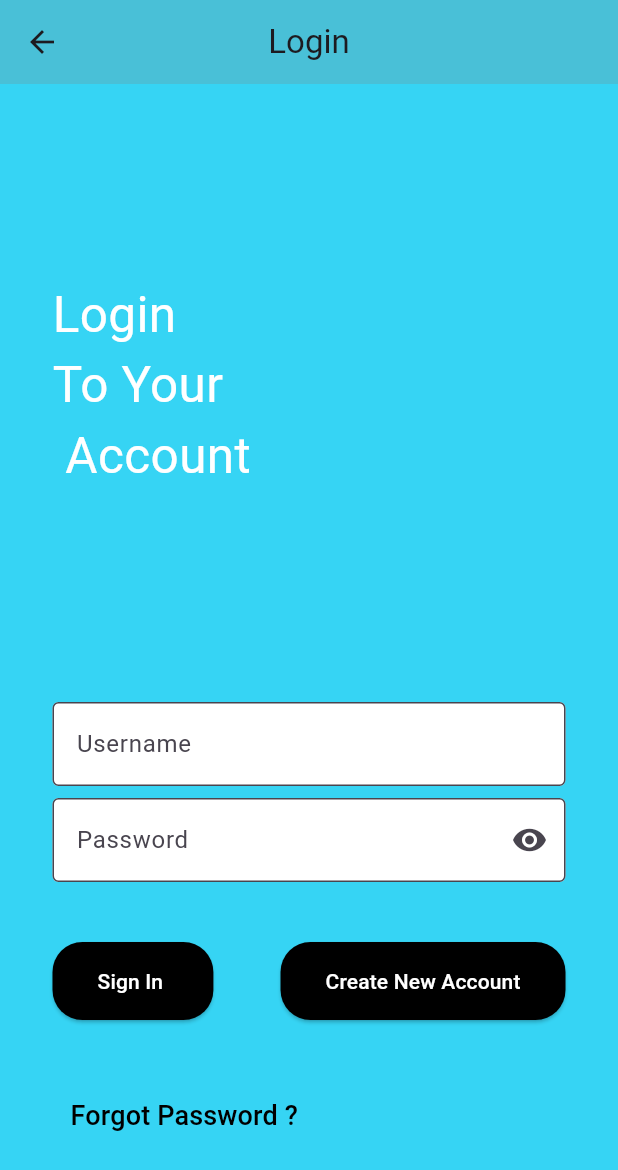
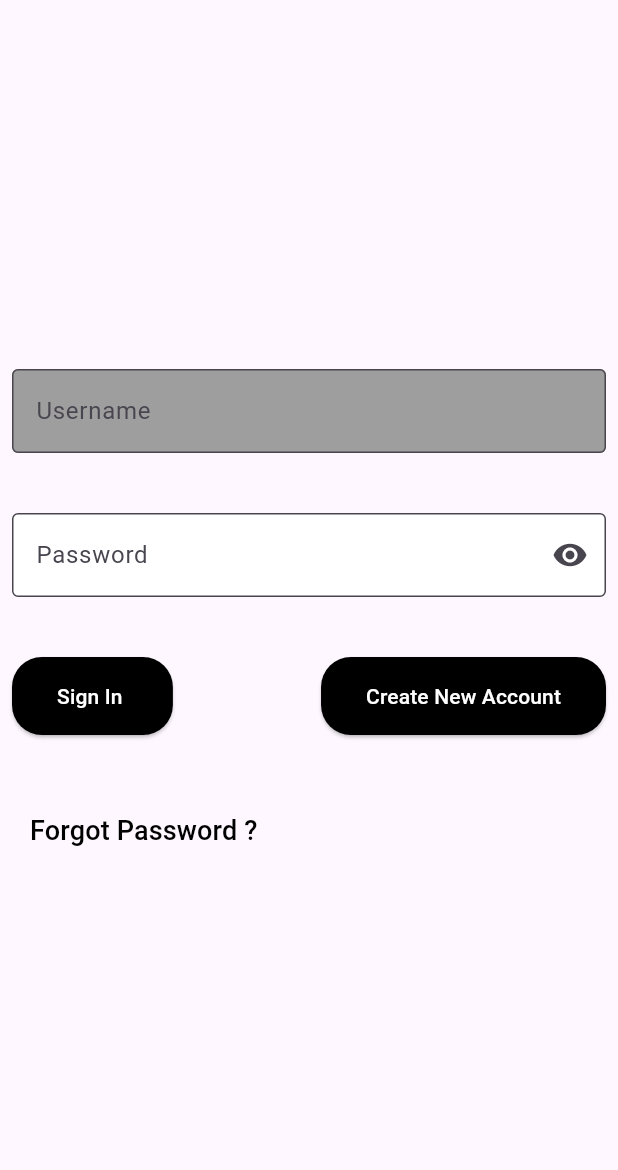
Before and after one commit to ST60002CEM/batch31b-pratikgithub123, a Flutter app: the screen it shows after launch, on a phone screen of 412 x 824 dp. Shown: the top 1170 px of the screen. Run offline on Flutter 3.47's test engine with Material 3 defaults, Android fonts, the phone set to English and light mode, and no system bars; our stand-ins replace dartz, dio, equatable, flutter_riverpod, pretty_dio_logger, shared_preferences.

Commit message:
login routing

```diff
--- a/lib/features/auth/presentation/view/login_view.dart
+++ b/lib/features/auth/presentation/view/login_view.dart
@@ -1,6 +1,7 @@
 import 'package:flutter/material.dart';
 import 'package:flutter_riverpod/flutter_riverpod.dart';
 import 'package:fruit_ordering_app/core/common/snackbar/my_snackbar.dart';
+import 'package:fruit_ordering_app/core/routes/app_router.dart';
 import 'package:fruit_ordering_app/features/auth/presentation/view/register_view.dart';
 import 'package:fruit_ordering_app/features/auth/presentation/view_model/auth_viewmodel.dart';
 
@@ -15,7 +16,7 @@ class _MyLoginState extends ConsumerState<MyLogin> {
   final _formKey = GlobalKey<FormState>();
   final _usernameController = TextEditingController();
   final _passwordController = TextEditingController();
-  final _gap = const SizedBox(height: 8);
+  final _gap = const SizedBox(height: 10);
   bool isObscure = true;
   @override
   Widget build(BuildContext context) {
@@ -26,45 +27,21 @@ class _MyLoginState extends ConsumerState<MyLogin> {
         ref.read(authViewModelProvider.notifier).resetMessage(false);
       }
     });
-    return Container(
-      decoration: const BoxDecoration(),
-      child: Scaffold(
-        backgroundColor: const Color.fromARGB(255, 54, 212, 244),
-        appBar: AppBar(
-          title: const Text("Login"),
-          centerTitle: true,
-          backgroundColor: const Color.fromARGB(255, 73, 192, 215),
-          elevation: 0,
-        ),
-        body: Stack(
-          children: [
-            Container(),
-            Container(
-              padding: const EdgeInsets.only(left: 35, top: 130),
-              child: const Text(
-                'Login\nTo Your \n Account',
-                style: TextStyle(
-                  color: Colors.white,
-                  fontSize: 33,
-                ),
-              ),
-            ),
-            SingleChildScrollView(
-              child: Container(
-                padding: EdgeInsets.only(
-                    top: MediaQuery.of(context).size.height * 0.5),
-                child: Column(
-                  crossAxisAlignment: CrossAxisAlignment.start,
-                  children: [
-                    Container(
-                      margin: const EdgeInsets.only(left: 35, right: 35),
+    return Scaffold(
+      body: SafeArea(
+        child: Form(
+          key: _formKey,
+          child: Center(
+            child: SingleChildScrollView(
+                child: Padding(
+              padding: const EdgeInsets.all(8),
               child: Column(
                 children: [
                   TextFormField(
                     key: const ValueKey('username'),
                     controller: _usernameController,
                     decoration: const InputDecoration(
-                              fillColor: Colors.white,
+                      fillColor: Colors.grey,
                       filled: true,
                       border: OutlineInputBorder(),
                       labelText: 'Username',
@@ -76,7 +53,9 @@ class _MyLoginState extends ConsumerState<MyLogin> {
                       return null;
                     },
                   ),
-                          _gap,
+                  const SizedBox(
+                    height: 40,
+                  ),
                   TextFormField(
                     key: const ValueKey('password'),
                     controller: _passwordController,
@@ -88,9 +67,7 @@ class _MyLoginState extends ConsumerState<MyLogin> {
                       labelText: 'Password',
                       suffixIcon: IconButton(
                         icon: Icon(
-                                  isObscure
-                                      ? Icons.visibility
-                                      : Icons.visibility_off,
+                          isObscure ? Icons.visibility : Icons.visibility_off,
                         ),
                         onPressed: () {
                           setState(() {
@@ -117,20 +94,17 @@ class _MyLoginState extends ConsumerState<MyLogin> {
                           if (_formKey.currentState!.validate()) {
                             await ref
                                 .read(authViewModelProvider.notifier)
-                                        .loginUser(
-                                            context,
-                                            _usernameController.text,
+                                .loginUser(context, _usernameController.text,
                                     _passwordController.text);
                           }
+                          Navigator.pushNamed(context, AppRoute.dashboardRoute);
                         },
                         style: ElevatedButton.styleFrom(
                           foregroundColor: Colors.white,
-                                  backgroundColor:
-                                      Colors.black, // Set the text color
+                          backgroundColor: Colors.black, // Set the text color
                           padding: const EdgeInsets.symmetric(
                               vertical: 16.0,
-                                      horizontal:
-                                          30.0), // Set the button padding
+                              horizontal: 30.0), // Set the button padding
                           shape: RoundedRectangleBorder(
                             borderRadius: BorderRadius.circular(
                                 20.0), // Set the button border radius
@@ -143,18 +117,15 @@ class _MyLoginState extends ConsumerState<MyLogin> {
                           Navigator.push(
                             context,
                             MaterialPageRoute(
-                                        builder: (context) =>
-                                            const MyRegister()),
+                                builder: (context) => const MyRegister()),
                           );
                         },
                         style: ElevatedButton.styleFrom(
                           foregroundColor: Colors.white,
-                                  backgroundColor:
-                                      Colors.black, // Set the text color
+                          backgroundColor: Colors.black, // Set the text color
                           padding: const EdgeInsets.symmetric(
                               vertical: 16.0,
-                                      horizontal:
-                                          30.0), // Set the button padding
+                              horizontal: 30.0), // Set the button padding
                           shape: RoundedRectangleBorder(
                             borderRadius: BorderRadius.circular(
                                 20.0), // Set the button border radius
@@ -183,12 +154,8 @@ class _MyLoginState extends ConsumerState<MyLogin> {
                   )
                 ],
               ),
-                    )
-                  ],
+            )),
           ),
-              ),
-            ),
-          ],
         ),
       ),
     );
--- a/lib/features/auth/presentation/view/register_view.dart
+++ b/lib/features/auth/presentation/view/register_view.dart
@@ -46,15 +46,18 @@ class _MyRegisterState extends ConsumerState<MyRegister> {
     });
 
     return Scaffold(
-      backgroundColor: const Color.fromARGB(255, 54, 212, 244),
       appBar: AppBar(
-        title: const Text('Register'),
+
+        title: const Text(
+          'Register',
+          ),
         centerTitle: true,
       ),
-      body: SafeArea(
+      body: Container(
+        child: SafeArea(
           child: SingleChildScrollView(
             child: Padding(
-            padding: const EdgeInsets.all(8),
+              padding: const EdgeInsets.symmetric(horizontal: 40, vertical: 30),
               child: Form(
                 key: _key,
                 child: Column(
@@ -62,7 +65,7 @@ class _MyRegisterState extends ConsumerState<MyRegister> {
                     TextFormField(
                       controller: _fullnameController,
                       decoration: InputDecoration(
-                      fillColor: Colors.grey.shade100,
+                        fillColor: Colors.grey.shade300,
                         filled: true,
                         border: const OutlineInputBorder(),
                         labelText: 'Full Name',
@@ -78,7 +81,7 @@ class _MyRegisterState extends ConsumerState<MyRegister> {
                     TextFormField(
                       controller: _locationController,
                       decoration: InputDecoration(
-                      fillColor: Colors.grey.shade100,
+                        fillColor: Colors.grey.shade300,
                         filled: true,
                         border: const OutlineInputBorder(),
                         labelText: 'Location',
@@ -94,7 +97,7 @@ class _MyRegisterState extends ConsumerState<MyRegister> {
                     TextFormField(
                       controller: _phonenumController,
                       decoration: InputDecoration(
-                      fillColor: Colors.grey.shade100,
+                        fillColor: Colors.grey.shade300,
                         filled: true,
                         border: const OutlineInputBorder(),
                         labelText: 'Phone Num',
@@ -110,7 +113,7 @@ class _MyRegisterState extends ConsumerState<MyRegister> {
                     TextFormField(
                       controller: _emailController,
                       decoration: InputDecoration(
-                      fillColor: Colors.grey.shade100,
+                        fillColor: Colors.grey.shade300,
                         filled: true,
                         border: const OutlineInputBorder(),
                         labelText: 'Email',
@@ -127,7 +130,7 @@ class _MyRegisterState extends ConsumerState<MyRegister> {
                       controller: _passwordController,
                       obscureText: isObscure,
                       decoration: InputDecoration(
-                      fillColor: Colors.grey.shade100,
+                        fillColor: Colors.grey.shade300,
                         filled: true,
                         border: const OutlineInputBorder(),
                         labelText: 'Password',
@@ -192,6 +195,7 @@ class _MyRegisterState extends ConsumerState<MyRegister> {
             ),
           ),
         ),
+      ),
     );
   }
 }
```
Lines whose indentation alone changed are shown as unchanged.
